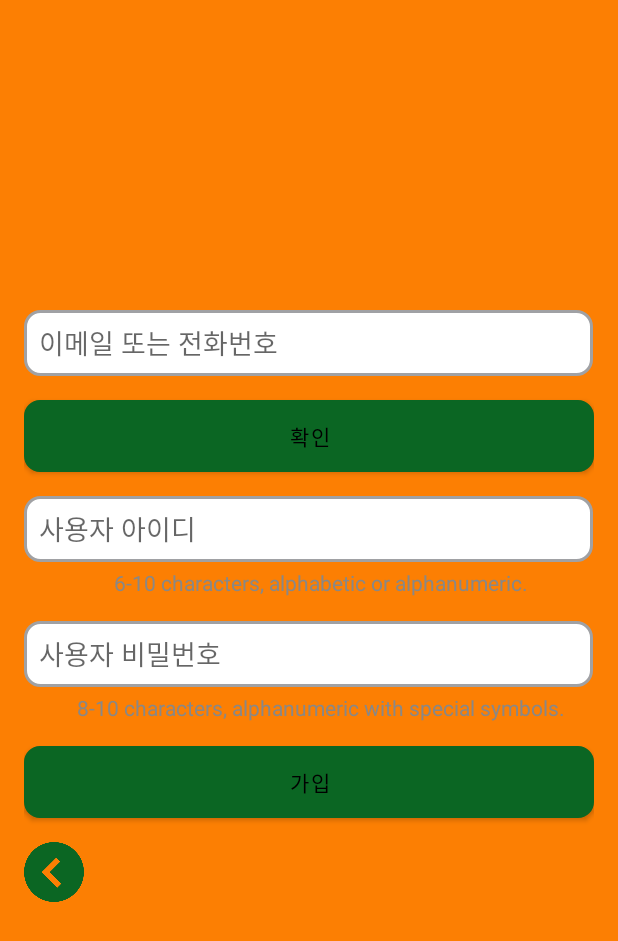
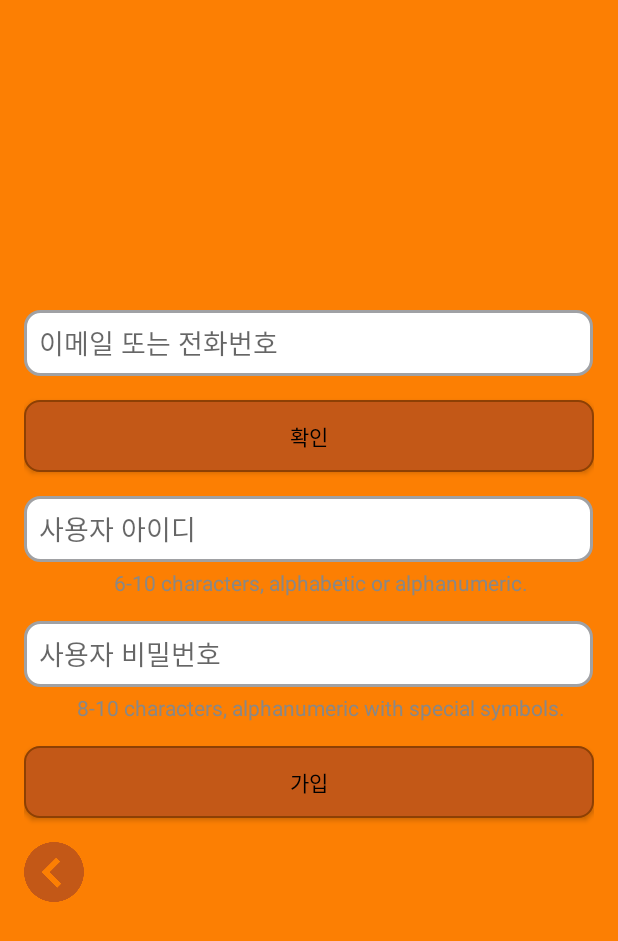
Before and after one commit to jkjungha/Emo-Record, an Android app: the layout activity_register_autumn.xml on its own in the app's theme, with its tools: preview values and no code run, on a phone screen of 412 x 824 dp. Shown: the top 941 px of the screen. Run offline under Robolectric (Android 15) with nearby library versions, the phone set to English and light mode, and no system bars.

Commit message:
fix button

```diff
--- a/app/src/main/res/layout/activity_register_autumn.xml
+++ b/app/src/main/res/layout/activity_register_autumn.xml
@@ -19,7 +19,7 @@
         android:hint="이메일 또는 전화번호"
         android:paddingLeft="10dp"/>
 
-    <Button
+    <androidx.appcompat.widget.AppCompatButton
         android:id="@+id/verifyButton"
         android:layout_width="match_parent"
         android:layout_height="wrap_content"
@@ -66,14 +66,14 @@
         android:layout_marginTop="4dp"
         android:textColor="#888888"
         android:layout_marginBottom="16dp"/>
-    <Button
+    <androidx.appcompat.widget.AppCompatButton
         android:id="@+id/registerButton"
         android:layout_width="match_parent"
         android:layout_height="wrap_content"
         android:background="@drawable/bg_button_autumn"
         android:textColor="@color/black"
         android:text="가입" />
-    <Button
+    <androidx.appcompat.widget.AppCompatButton
         android:id="@+id/backButton"
         android:layout_width="40dp"
         android:layout_height="40dp"
```
